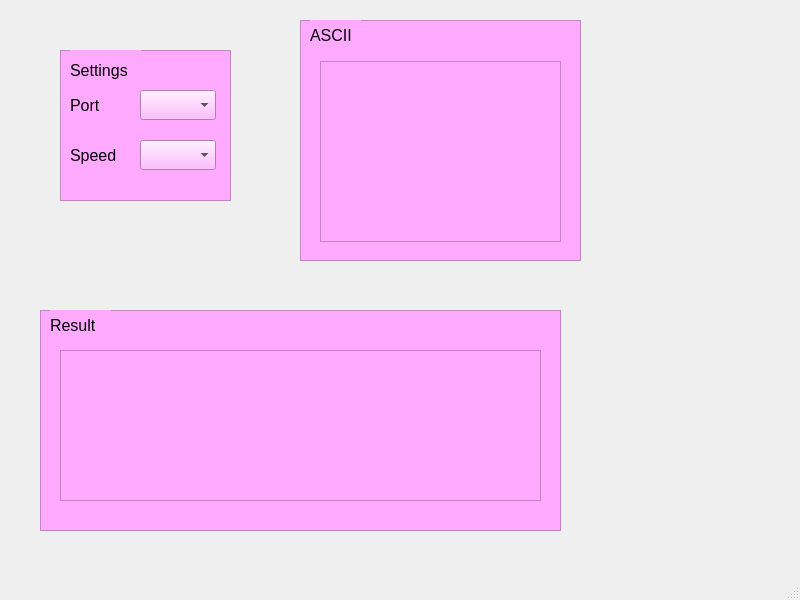
Old version of the form test1/mainwindow.ui in the repository Little0witch/Testing.
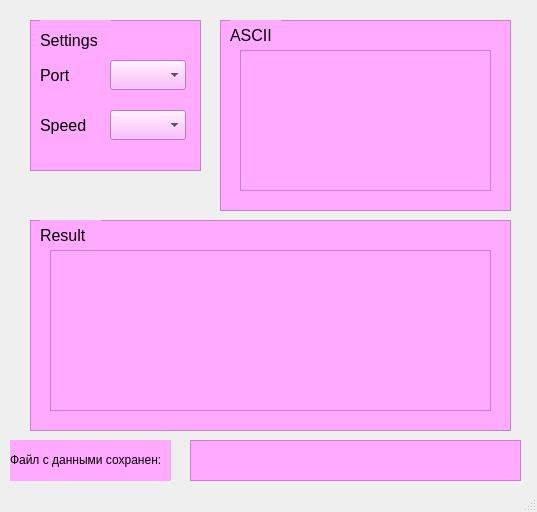
New version of the form.

Diff of the .ui file:
```diff
--- a/test1/mainwindow.ui
+++ b/test1/mainwindow.ui
@@ -6,19 +6,34 @@
    <rect>
     <x>0</x>
     <y>0</y>
-    <width>800</width>
-    <height>600</height>
+    <width>537</width>
+    <height>512</height>
    </rect>
   </property>
+  <property name="minimumSize">
+   <size>
+    <width>537</width>
+    <height>512</height>
+   </size>
+  </property>
+  <property name="maximumSize">
+   <size>
+    <width>537</width>
+    <height>560</height>
+   </size>
+  </property>
   <property name="windowTitle">
    <string>MainWindow</string>
   </property>
+  <property name="styleSheet">
+   <string notr="true"/>
+  </property>
   <widget class="QWidget" name="centralwidget">
    <widget class="QFrame" name="frameSettings">
     <property name="geometry">
      <rect>
-      <x>60</x>
-      <y>50</y>
+      <x>30</x>
+      <y>20</y>
       <width>171</width>
       <height>151</height>
      </rect>
@@ -98,10 +113,10 @@
    <widget class="QFrame" name="frameASCII">
     <property name="geometry">
      <rect>
-      <x>300</x>
+      <x>220</x>
       <y>20</y>
-      <width>281</width>
-      <height>241</height>
+      <width>291</width>
+      <height>191</height>
      </rect>
     </property>
     <property name="styleSheet">
@@ -130,20 +145,23 @@
      <property name="geometry">
       <rect>
        <x>20</x>
-       <y>41</y>
-       <width>241</width>
-       <height>181</height>
+       <y>30</y>
+       <width>251</width>
+       <height>141</height>
       </rect>
      </property>
+     <property name="styleSheet">
+      <string notr="true">font: 12pt &quot;Segoe UI&quot;;</string>
+     </property>
     </widget>
    </widget>
    <widget class="QFrame" name="frameResult">
     <property name="geometry">
      <rect>
-      <x>40</x>
-      <y>310</y>
-      <width>521</width>
-      <height>221</height>
+      <x>30</x>
+      <y>220</y>
+      <width>481</width>
+      <height>211</height>
      </rect>
     </property>
     <property name="styleSheet">
@@ -172,13 +190,52 @@
      <property name="geometry">
       <rect>
        <x>20</x>
-       <y>40</y>
-       <width>481</width>
-       <height>151</height>
+       <y>30</y>
+       <width>441</width>
+       <height>161</height>
       </rect>
      </property>
     </widget>
    </widget>
+   <widget class="QTextBrowser" name="textBrowser">
+    <property name="geometry">
+     <rect>
+      <x>190</x>
+      <y>440</y>
+      <width>331</width>
+      <height>41</height>
+     </rect>
+    </property>
+    <property name="styleSheet">
+     <string notr="true">background-color: rgb(255, 170, 255);</string>
+    </property>
+    <property name="html">
+     <string>&lt;!DOCTYPE HTML PUBLIC &quot;-//W3C//DTD HTML 4.0//EN&quot; &quot;http://www.w3.org/TR/REC-html40/strict.dtd&quot;&gt;
+&lt;html&gt;&lt;head&gt;&lt;meta name=&quot;qrichtext&quot; content=&quot;1&quot; /&gt;&lt;meta charset=&quot;utf-8&quot; /&gt;&lt;style type=&quot;text/css&quot;&gt;
+p, li { white-space: pre-wrap; }
+hr { height: 1px; border-width: 0; }
+li.unchecked::marker { content: &quot;\2610&quot;; }
+li.checked::marker { content: &quot;\2612&quot;; }
+&lt;/style&gt;&lt;/head&gt;&lt;body style=&quot; font-family:'Segoe UI'; font-size:9.75pt; font-weight:400; font-style:normal;&quot;&gt;
+&lt;p style=&quot;-qt-paragraph-type:empty; margin-top:0px; margin-bottom:0px; margin-left:0px; margin-right:0px; -qt-block-indent:0; text-indent:0px;&quot;&gt;&lt;br /&gt;&lt;/p&gt;&lt;/body&gt;&lt;/html&gt;</string>
+    </property>
+   </widget>
+   <widget class="QLabel" name="label">
+    <property name="geometry">
+     <rect>
+      <x>10</x>
+      <y>440</y>
+      <width>161</width>
+      <height>41</height>
+     </rect>
+    </property>
+    <property name="styleSheet">
+     <string notr="true">background-color: rgb(255, 170, 255);</string>
+    </property>
+    <property name="text">
+     <string>&lt;html&gt;&lt;head/&gt;&lt;body&gt; Файл с данными сохранен:&lt;/body&gt;&lt;/html&gt;</string>
+    </property>
+   </widget>
   </widget>
   <widget class="QStatusBar" name="statusbar"/>
  </widget>
```
